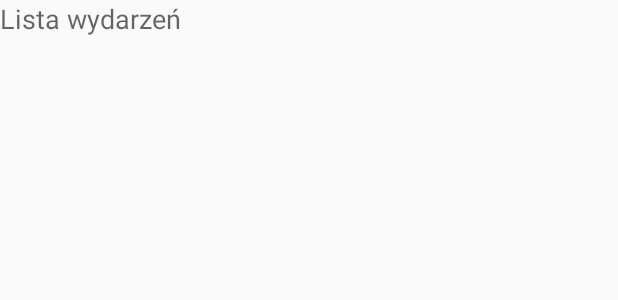
After one commit to GrzesiekK126/Wrocasion, an Android app: the layout events_list.xml on its own in the app's theme, with its tools: preview values and no code run, on a phone screen of 412 x 824 dp. The commit adds this screen. Shown: the top 300 px of the screen. Run offline under Robolectric (Android 15) with nearby library versions, the light colour scheme and no system bars.

Commit message:
Wstępnie lista wydarzeń

```diff
--- a/Wrocasion/app/build.gradle
+++ b/Wrocasion/app/build.gradle
@@ -28,6 +28,6 @@ dependencies {
     compile 'com.android.support:appcompat-v7:22.0.0'
     compile 'de.hdodenhof:circleimageview:1.3.0'
     compile 'com.android.support:design:22.2.1'
-    compile 'dev.dworks.libs:astickyheader:0.1.0'
     compile 'com.facebook.android:facebook-android-sdk:4.7.0'
+    compile 'com.squareup.retrofit:retrofit:2.0.0-beta2'
 }
--- /dev/null
+++ b/Wrocasion/app/src/main/res/layout/events_list.xml
@@ -0,0 +1,19 @@
+<?xml version="1.0" encoding="utf-8"?>
+<LinearLayout xmlns:android="http://schemas.android.com/apk/res/android"
+    android:orientation="vertical" android:layout_width="match_parent"
+    android:layout_height="match_parent">
+
+    <TextView
+        android:layout_width="wrap_content"
+        android:layout_height="wrap_content"
+        android:textAppearance="?android:attr/textAppearanceMedium"
+        android:text="Lista wydarzeń"
+        android:id="@+id/textView3" />
+
+    <ListView
+        android:layout_width="match_parent"
+        android:layout_height="wrap_content"
+        android:id="@+id/eventsList"
+        android:layout_gravity="center_horizontal" />
+
+</LinearLayout>
--- a/Wrocasion/app/src/main/res/layout/header.xml
+++ b/Wrocasion/app/src/main/res/layout/header.xml
@@ -3,7 +3,8 @@
     android:layout_width="match_parent"
     android:layout_height="190dp"
     android:background="@color/PrimaryColor"
-    android:orientation="vertical">
+    android:orientation="vertical"
+    android:id="@+id/header">
 
 
     <com.facebook.login.widget.ProfilePictureView
@@ -39,7 +40,8 @@
         android:layout_alignParentBottom="true"
         android:layout_alignLeft="@+id/username"
         android:layout_alignStart="@+id/username"
-        android:layout_marginBottom="5dp" />
+        android:layout_marginBottom="5dp"
+        android:visibility="visible"/>
 
 
 </RelativeLayout>
--- a/Wrocasion/app/src/main/res/values/strings.xml
+++ b/Wrocasion/app/src/main/res/values/strings.xml
@@ -4,8 +4,9 @@
     <string name="action_settings">Settings</string>
     <string name="closeDrawer">Navigation View</string>
     <string name="openDrawer">Navigation View Closed</string>
-    <string name="pomin"><u>Pomiń</u></string>
-    <string name="przejdz"><u>Przejdź dalej</u></string>
+    <string name="skip"><u>Pomiń</u></string>
+    <string name="next"><u>Przejdź dalej</u></string>
+    <string name="logout">Niezalogowany</string>
 
     <string name="facebook_app_id">612104825595674</string>
 </resources>
```
Also changed, not shown: Wrocasion/app/src/main/java/app/wrocasion/Categories.java (+18 -1 lines), Wrocasion/app/src/main/java/app/wrocasion/EventsList.java (added, +21 -0 lines), Wrocasion/app/src/main/java/app/wrocasion/Facebook.java (deleted, +0 -7 lines), Wrocasion/app/src/main/java/app/wrocasion/FirstActivity.java (+24 -10 lines), Wrocasion/app/src/main/java/app/wrocasion/MainActivity.java (+52 -33 lines), 1 other file.
